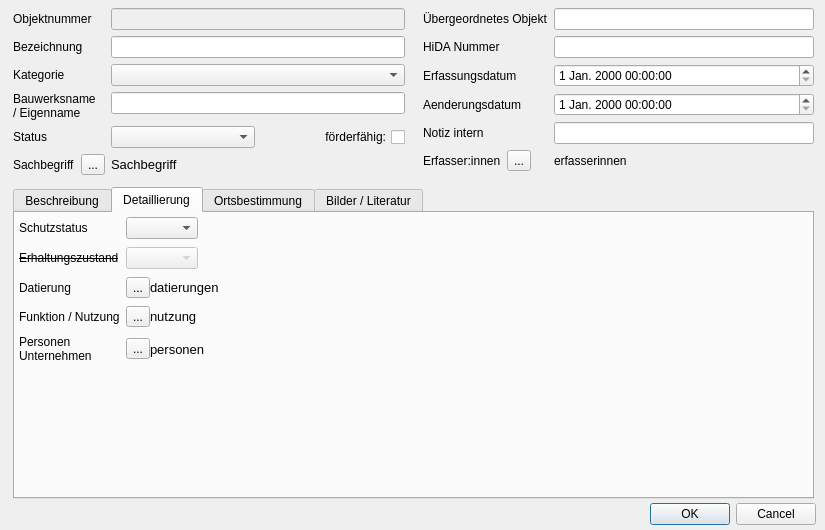
First picture: the form in LauQGIS_frontend/objektbereich_form.ui, repository LausitzBergbaukultur/LauGIS, before the edit.
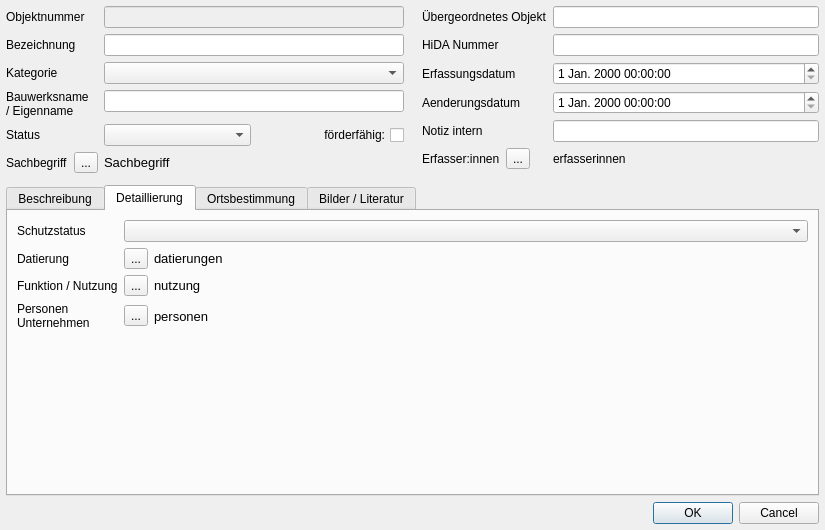
Second picture: the form after the edit. The open tabs and pages were chosen to show the change. Custom widgets are drawn as their Qt base class.

What changed in the file:
```diff
--- a/LauQGIS_frontend/objektbereich_form.ui
+++ b/LauQGIS_frontend/objektbereich_form.ui
@@ -24,8 +24,8 @@
   </property>
   <property name="maximumSize">
    <size>
-    <width>1000</width>
-    <height>800</height>
+    <width>2000</width>
+    <height>1600</height>
    </size>
   </property>
   <property name="windowTitle">
@@ -34,6 +34,9 @@
   <property name="windowOpacity">
    <double>1.000000000000000</double>
   </property>
+  <property name="layoutDirection">
+   <enum>Qt::LeftToRight</enum>
+  </property>
   <property name="autoFillBackground">
    <bool>true</bool>
   </property>
@@ -43,34 +46,26 @@
   <property name="sizeGripEnabled">
    <bool>false</bool>
   </property>
-  <widget class="QDialogButtonBox" name="buttonBox">
-   <property name="geometry">
-    <rect>
-     <x>640</x>
-     <y>500</y>
-     <width>176</width>
-     <height>28</height>
-    </rect>
+  <layout class="QGridLayout" name="gridLayout">
+   <property name="leftMargin">
+    <number>6</number>
    </property>
-   <property name="standardButtons">
-    <set>QDialogButtonBox::Cancel|QDialogButtonBox::Ok</set>
+   <property name="topMargin">
+    <number>6</number>
    </property>
-  </widget>
-  <widget class="QWidget" name="verticalLayoutWidget">
-   <property name="geometry">
-    <rect>
-     <x>13</x>
-     <y>8</y>
-     <width>801</width>
-     <height>491</height>
-    </rect>
+   <property name="rightMargin">
+    <number>6</number>
    </property>
+   <property name="bottomMargin">
+    <number>6</number>
+   </property>
+   <item row="0" column="0">
    <layout class="QVBoxLayout" name="verticalLayout">
     <property name="sizeConstraint">
      <enum>QLayout::SetDefaultConstraint</enum>
     </property>
     <item>
-     <layout class="QHBoxLayout" name="TopRow">
+      <layout class="QHBoxLayout" name="TopRow" stretch="1,1">
       <property name="spacing">
        <number>6</number>
       </property>
@@ -161,7 +156,14 @@
         <item row="4" column="1">
          <layout class="QHBoxLayout" name="CheckBoxRow">
           <item>
-           <widget class="QComboBox" name="status_bearbeitung"/>
+            <widget class="QComboBox" name="status_bearbeitung">
+             <property name="toolTip">
+              <string>[in Bearbeitung]: für neu angelegte Objekte
+[zur Prüfung freigegeben]: wird in der nächsten Korrekturrunde bearbeitet
+[abgeschlossen]: kann publiziert werden
+[in Prüfung]: befindet sich aktuell in der Textkorrektur</string>
+             </property>
+            </widget>
           </item>
           <item>
            <widget class="QCheckBox" name="foerderfaehig">
@@ -206,7 +208,7 @@
            <string>Sachbegriff</string>
           </property>
           <property name="textFormat">
-           <enum>Qt::PlainText</enum>
+            <enum>Qt::AutoText</enum>
           </property>
           <property name="alignment">
            <set>Qt::AlignLeading|Qt::AlignLeft|Qt::AlignVCenter</set>
@@ -236,7 +238,8 @@
         <item row="0" column="1">
          <widget class="QLineEdit" name="rel_objekt_nr">
           <property name="toolTip">
-           <string>Verweist über die Objektnummer auf hierarchisch übergeordnete Objekte.</string>
+            <string>Verweist über die Objektnummer auf hierarchisch übergeordnete Objekte.
+Es muss eine gültige Objekt-Nummer angegeben werden!</string>
           </property>
           <property name="clearButtonEnabled">
            <bool>false</bool>
@@ -328,34 +331,13 @@
     <item>
      <widget class="QTabWidget" name="BottomRow_Tabs">
       <property name="currentIndex">
-       <number>3</number>
+        <number>0</number>
       </property>
       <widget class="QWidget" name="TabBeschreibung">
        <attribute name="title">
         <string>Beschreibung</string>
        </attribute>
-       <widget class="QWidget" name="formLayoutWidget_3">
-        <property name="geometry">
-         <rect>
-          <x>0</x>
-          <y>0</y>
-          <width>791</width>
-          <height>251</height>
-         </rect>
-        </property>
-        <layout class="QFormLayout" name="formLayout_Beschreibung">
-         <property name="labelAlignment">
-          <set>Qt::AlignLeading|Qt::AlignLeft|Qt::AlignTop</set>
-         </property>
-         <property name="formAlignment">
-          <set>Qt::AlignLeading|Qt::AlignLeft|Qt::AlignTop</set>
-         </property>
-         <property name="leftMargin">
-          <number>4</number>
-         </property>
-         <property name="topMargin">
-          <number>4</number>
-         </property>
+        <layout class="QFormLayout" name="formLayout_4">
          <item row="0" column="0">
           <widget class="QLabel" name="lbl_beschreibung">
            <property name="text">
@@ -378,42 +360,11 @@
          </item>
         </layout>
        </widget>
-      </widget>
       <widget class="QWidget" name="TabDetaillierung">
        <attribute name="title">
         <string>Detaillierung</string>
        </attribute>
-       <widget class="QWidget" name="formLayoutWidget_2">
-        <property name="geometry">
-         <rect>
-          <x>0</x>
-          <y>0</y>
-          <width>791</width>
-          <height>251</height>
-         </rect>
-        </property>
-        <layout class="QFormLayout" name="formLayout_Detaillierung">
-         <property name="fieldGrowthPolicy">
-          <enum>QFormLayout::ExpandingFieldsGrow</enum>
-         </property>
-         <property name="rowWrapPolicy">
-          <enum>QFormLayout::WrapLongRows</enum>
-         </property>
-         <property name="labelAlignment">
-          <set>Qt::AlignLeading|Qt::AlignLeft|Qt::AlignTop</set>
-         </property>
-         <property name="formAlignment">
-          <set>Qt::AlignLeading|Qt::AlignLeft|Qt::AlignTop</set>
-         </property>
-         <property name="verticalSpacing">
-          <number>8</number>
-         </property>
-         <property name="leftMargin">
-          <number>4</number>
-         </property>
-         <property name="topMargin">
-          <number>4</number>
-         </property>
+        <layout class="QFormLayout" name="formLayout">
          <item row="0" column="0">
           <widget class="QLabel" name="label_16">
            <property name="text">
@@ -425,32 +376,57 @@
           <widget class="QComboBox" name="schutzstatus"/>
          </item>
          <item row="1" column="0">
-          <widget class="QLabel" name="label_15">
+          <widget class="QLabel" name="label_17">
+           <property name="text">
+            <string>Datierung</string>
+           </property>
+          </widget>
+         </item>
+         <item row="1" column="1">
+          <layout class="QHBoxLayout" name="layoutDatum">
+           <item>
+            <widget class="QToolButton" name="btn_datierung">
+             <property name="text">
+              <string>...</string>
+             </property>
+            </widget>
+           </item>
+           <item>
+            <widget class="QLabel" name="lbl_return_datierung">
            <property name="font">
             <font>
-             <strikeout>true</strikeout>
+               <pointsize>10</pointsize>
+               <weight>50</weight>
+               <bold>false</bold>
             </font>
            </property>
            <property name="text">
-            <string>Erhaltungszustand</string>
-           </property>
-          </widget>
-         </item>
-         <item row="1" column="1">
-          <widget class="QComboBox" name="erhaltungszustand">
-           <property name="enabled">
-            <bool>false</bool>
-           </property>
-          </widget>
-         </item>
-         <item row="3" column="0">
+              <string>datierungen</string>
+             </property>
+             <property name="textFormat">
+              <enum>Qt::PlainText</enum>
+             </property>
+             <property name="alignment">
+              <set>Qt::AlignLeading|Qt::AlignLeft|Qt::AlignVCenter</set>
+             </property>
+             <property name="wordWrap">
+              <bool>true</bool>
+             </property>
+             <property name="margin">
+              <number>6</number>
+             </property>
+            </widget>
+           </item>
+          </layout>
+         </item>
+         <item row="2" column="0">
           <widget class="QLabel" name="label_22">
            <property name="text">
             <string>Funktion / Nutzung</string>
            </property>
           </widget>
          </item>
-         <item row="3" column="1">
+         <item row="2" column="1">
           <layout class="QHBoxLayout" name="layoutNutzung">
            <item>
             <widget class="QToolButton" name="btn_nutzung">
@@ -478,7 +454,7 @@
               <set>Qt::AlignLeading|Qt::AlignLeft|Qt::AlignVCenter</set>
              </property>
              <property name="wordWrap">
-              <bool>false</bool>
+              <bool>true</bool>
              </property>
              <property name="margin">
               <number>6</number>
@@ -487,14 +463,14 @@
            </item>
           </layout>
          </item>
-         <item row="4" column="0">
+         <item row="3" column="0">
           <widget class="QLabel" name="label_21">
            <property name="text">
             <string>&lt;html&gt;&lt;head/&gt;&lt;body&gt;&lt;p&gt;Personen&lt;br/&gt;Unternehmen&lt;/p&gt;&lt;/body&gt;&lt;/html&gt;</string>
            </property>
           </widget>
          </item>
-         <item row="4" column="1">
+         <item row="3" column="1">
           <layout class="QHBoxLayout" name="layoutPersonen">
            <item>
             <widget class="QToolButton" name="btn_personen">
@@ -522,7 +498,7 @@
               <set>Qt::AlignLeading|Qt::AlignLeft|Qt::AlignVCenter</set>
              </property>
              <property name="wordWrap">
-              <bool>false</bool>
+              <bool>true</bool>
              </property>
              <property name="margin">
               <number>6</number>
@@ -531,73 +507,13 @@
            </item>
           </layout>
          </item>
-         <item row="2" column="1">
-          <layout class="QHBoxLayout" name="layoutDatum">
-           <item>
-            <widget class="QToolButton" name="btn_datierung">
-             <property name="text">
-              <string>...</string>
-             </property>
-            </widget>
-           </item>
-           <item>
-            <widget class="QLabel" name="lbl_return_datierung">
-             <property name="font">
-              <font>
-               <pointsize>10</pointsize>
-               <weight>50</weight>
-               <bold>false</bold>
-              </font>
-             </property>
-             <property name="text">
-              <string>datierungen</string>
-             </property>
-             <property name="textFormat">
-              <enum>Qt::PlainText</enum>
-             </property>
-             <property name="alignment">
-              <set>Qt::AlignLeading|Qt::AlignLeft|Qt::AlignVCenter</set>
-             </property>
-             <property name="wordWrap">
-              <bool>false</bool>
-             </property>
-             <property name="margin">
-              <number>6</number>
-             </property>
-            </widget>
-           </item>
-          </layout>
-         </item>
-         <item row="2" column="0">
-          <widget class="QLabel" name="label_17">
-           <property name="text">
-            <string>Datierung</string>
-           </property>
-          </widget>
-         </item>
-        </layout>
-       </widget>
+        </layout>
       </widget>
       <widget class="QWidget" name="TabOrtsbestimmung">
        <attribute name="title">
         <string>Ortsbestimmung</string>
        </attribute>
-       <widget class="QWidget" name="formLayoutWidget_4">
-        <property name="geometry">
-         <rect>
-          <x>0</x>
-          <y>0</y>
-          <width>791</width>
-          <height>251</height>
-         </rect>
-        </property>
-        <layout class="QFormLayout" name="formLayout_Ort">
-         <property name="leftMargin">
-          <number>4</number>
-         </property>
-         <property name="topMargin">
-          <number>4</number>
-         </property>
+        <layout class="QFormLayout" name="formLayout_2">
          <item row="0" column="0">
           <widget class="QLabel" name="label_8">
            <property name="text">
@@ -721,7 +637,7 @@
               <set>Qt::AlignLeading|Qt::AlignLeft|Qt::AlignVCenter</set>
              </property>
              <property name="wordWrap">
-              <bool>false</bool>
+              <bool>true</bool>
              </property>
              <property name="margin">
               <number>0</number>
@@ -731,28 +647,12 @@
           </layout>
          </item>
         </layout>
-       </widget>
       </widget>
       <widget class="QWidget" name="TabBilder">
        <attribute name="title">
         <string>Bilder / Literatur</string>
        </attribute>
-       <widget class="QWidget" name="formLayoutWidget">
-        <property name="geometry">
-         <rect>
-          <x>0</x>
-          <y>0</y>
-          <width>791</width>
-          <height>251</height>
-         </rect>
-        </property>
         <layout class="QFormLayout" name="formLayout_3">
-         <property name="leftMargin">
-          <number>4</number>
-         </property>
-         <property name="topMargin">
-          <number>4</number>
-         </property>
          <item row="0" column="0">
           <widget class="QLabel" name="label_18">
            <property name="text">
@@ -783,16 +683,26 @@
             <widget class="QLabel" name="lbl_return_bilder">
              <property name="font">
               <font>
-               <pointsize>11</pointsize>
+               <pointsize>10</pointsize>
               </font>
              </property>
              <property name="text">
               <string>dateinamen</string>
              </property>
+             <property name="wordWrap">
+              <bool>true</bool>
+             </property>
             </widget>
            </item>
           </layout>
          </item>
+         <item row="2" column="0" colspan="2">
+          <widget class="Line" name="line">
+           <property name="orientation">
+            <enum>Qt::Horizontal</enum>
+           </property>
+          </widget>
+         </item>
          <item row="3" column="0">
           <widget class="QLabel" name="lbl_literatur">
            <property name="text">
@@ -813,30 +723,33 @@
             <widget class="QLabel" name="lbl_return_literatur">
              <property name="font">
               <font>
-               <pointsize>11</pointsize>
+               <pointsize>10</pointsize>
               </font>
              </property>
              <property name="text">
               <string>literatur</string>
              </property>
+             <property name="wordWrap">
+              <bool>true</bool>
+             </property>
             </widget>
            </item>
           </layout>
          </item>
-         <item row="2" column="0" colspan="2">
-          <widget class="Line" name="line">
-           <property name="orientation">
-            <enum>Qt::Horizontal</enum>
-           </property>
-          </widget>
-         </item>
         </layout>
        </widget>
       </widget>
-     </widget>
-    </item>
-   </layout>
-  </widget>
+     </item>
+    </layout>
+   </item>
+   <item row="1" column="0">
+    <widget class="QDialogButtonBox" name="buttonBox">
+     <property name="standardButtons">
+      <set>QDialogButtonBox::Cancel|QDialogButtonBox::Ok</set>
+     </property>
+    </widget>
+   </item>
+  </layout>
  </widget>
  <customwidgets>
   <customwidget>
```
Lines whose indentation alone changed are shown as unchanged.
